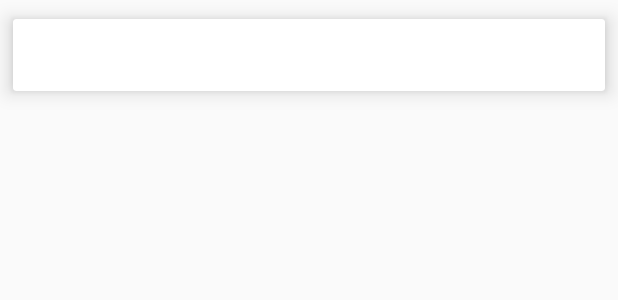
After one commit to LingAny/android-client, an Android app: the layout item_training_mode.xml on its own in the app's theme, with its tools: preview values and no code run, on a phone screen of 412 x 824 dp. The commit adds this screen. Shown: the top 300 px of the screen. Run offline under Robolectric (Android 15) with nearby library versions, the phone set to English and light mode, and no system bars.

Commit message:
add training modes page

```diff
--- a/app/src/main/java/ru/tp/lingany/lingany/activities/MenuActivity.java
+++ b/app/src/main/java/ru/tp/lingany/lingany/activities/MenuActivity.java
@@ -22,6 +22,7 @@ import ru.tp.lingany.lingany.R;
 import ru.tp.lingany.lingany.fragments.LoadingFragment;
 import ru.tp.lingany.lingany.fragments.SelectCategoryFragment;
 import ru.tp.lingany.lingany.pages.CategoriesPage;
+import ru.tp.lingany.lingany.pages.TrainingsPage;
 
 
 public class MenuActivity extends AppCompatActivity implements
@@ -37,6 +38,7 @@ public class MenuActivity extends AppCompatActivity implements
     private BottomNavigationViewEx bnve;
 
     private CategoriesPage categoriesPage;
+    private TrainingsPage trainingsPage;
 
     @Override
     @SuppressWarnings("unchecked")
@@ -80,9 +82,10 @@ public class MenuActivity extends AppCompatActivity implements
         final SparseIntArray items = new SparseIntArray(size);
 
         categoriesPage = CategoriesPage.getInstance(refId);
+        trainingsPage = new TrainingsPage();
 
         fragments.add(categoriesPage);
-        fragments.add(new LoadingFragment());
+        fragments.add(trainingsPage);
         fragments.add(new LoadingFragment());
 
         items.put(R.id.action_categories, 0);
--- a/app/src/main/java/ru/tp/lingany/lingany/fragments/SelectCategoryFragment.java
+++ b/app/src/main/java/ru/tp/lingany/lingany/fragments/SelectCategoryFragment.java
@@ -52,10 +52,10 @@ public class SelectCategoryFragment extends Fragment {
     public void onViewCreated(@NonNull View view, @Nullable Bundle savedInstanceState) {
         readBundle(Objects.requireNonNull(getArguments()));
 
-        RecyclerView langRecyclerView = view.findViewById(R.id.categories);
+        RecyclerView categoryRecyclerView = view.findViewById(R.id.categories);
         RecyclerView.LayoutManager categoryLayoutManager = new LinearLayoutManager(getContext());
-        langRecyclerView.setLayoutManager(categoryLayoutManager);
-        langRecyclerView.setAdapter(new CategoryAdapter(categories, new ItemClickListener()));
+        categoryRecyclerView.setLayoutManager(categoryLayoutManager);
+        categoryRecyclerView.setAdapter(new CategoryAdapter(categories, new ItemClickListener()));
     }
 
     @Override
--- /dev/null
+++ b/app/src/main/res/layout/item_training_mode.xml
@@ -0,0 +1,29 @@
+<?xml version="1.0" encoding="utf-8"?>
+<LinearLayout xmlns:android="http://schemas.android.com/apk/res/android"
+    android:layout_width="match_parent"
+    android:layout_height="wrap_content"
+    xmlns:app="http://schemas.android.com/apk/res-auto">
+
+    <android.support.v7.widget.CardView
+        android:layout_width="match_parent"
+        android:layout_height="wrap_content"
+        android:id="@+id/category_card"
+        app:cardCornerRadius="2dp"
+        app:cardBackgroundColor="@android:color/white"
+        app:cardElevation="8dp"
+        app:cardUseCompatPadding="true"
+        >
+
+        <TextView
+            android:layout_width="match_parent"
+            android:layout_height="@dimen/itemRVHeight"
+            android:id="@+id/title"
+            android:gravity="center"
+            android:textSize="@dimen/titleHeight"
+            />
+
+
+    </android.support.v7.widget.CardView>
+
+
+</LinearLayout>
```
Also changed, not shown: app/src/main/java/ru/tp/lingany/lingany/adapters/TrainingModeAdapter.java (added, +67 -0 lines), app/src/main/java/ru/tp/lingany/lingany/models/TrainingMode.java (added, +20 -0 lines), app/src/main/java/ru/tp/lingany/lingany/models/TrainingModeTypes.java (added, +21 -0 lines), app/src/main/java/ru/tp/lingany/lingany/pages/TrainingsPage.java (added, +68 -0 lines), app/src/main/res/layout/page_trainings.xml (added, +17 -0 lines).
